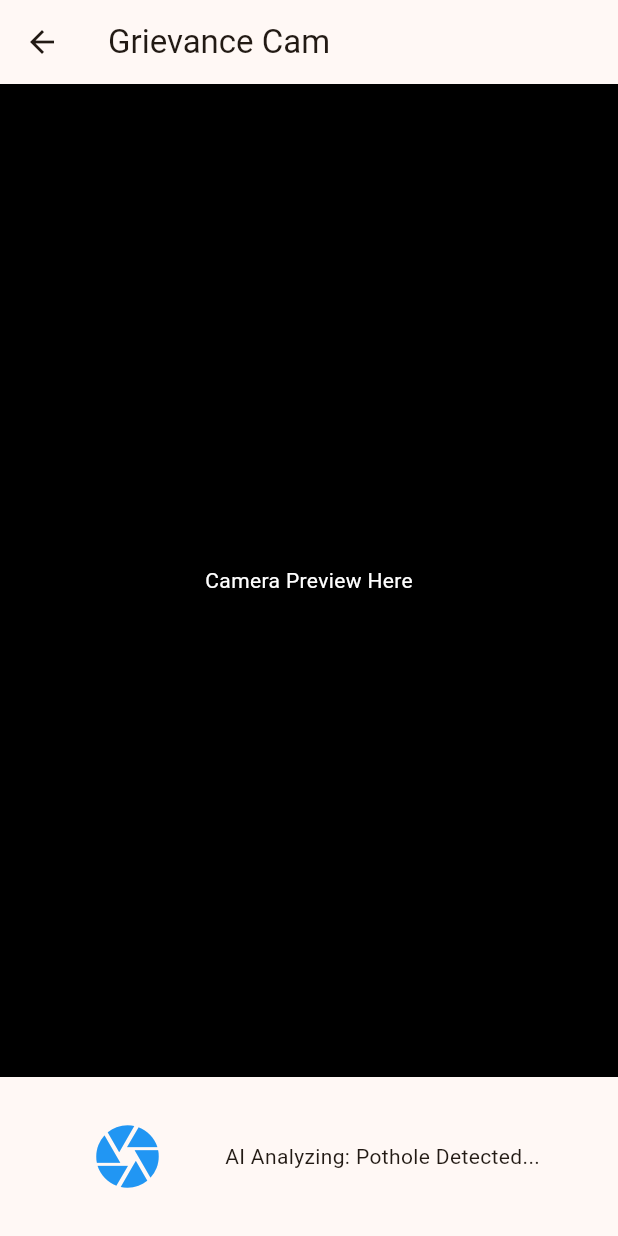
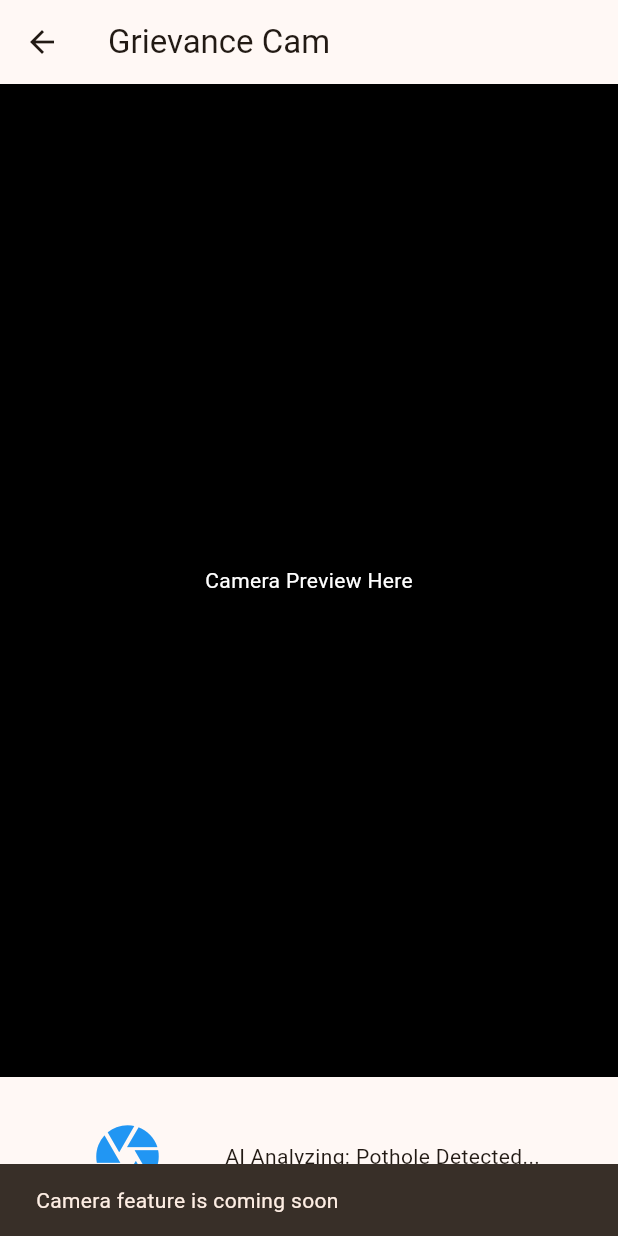
Before and after one commit to shadowcleets-new/CivicOS, a Flutter app: the GrievanceScreen screen opened directly, after a tap on the "camera" icon, on a phone screen of 412 x 824 dp. Run offline on Flutter 3.47's test engine with Material 3 defaults, Android fonts, the phone set to English and light mode, and no system bars.

Commit message:
Add explicit messaging for stubbed camera button

```diff
--- a/frontend/lib/screens/grievance_screen.dart
+++ b/frontend/lib/screens/grievance_screen.dart
@@ -24,7 +24,11 @@ class GrievanceScreen extends StatelessWidget {
               mainAxisAlignment: MainAxisAlignment.spaceEvenly,
               children: [
                 IconButton(
-                  onPressed: () {},
+                  onPressed: () {
+                    ScaffoldMessenger.of(context).showSnackBar(
+                      const SnackBar(content: Text('Camera feature is coming soon')),
+                    );
+                  },
                   tooltip: 'Capture grievance photo',
                   icon: const Icon(Icons.camera, size: 50, color: Colors.blue)
                 ),
```
Also changed, not shown: 1 other file.
